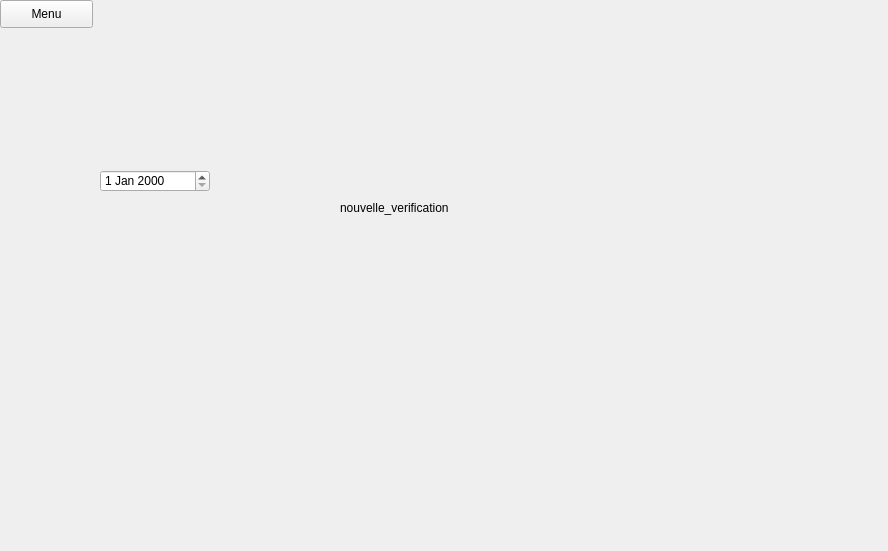
Old version of the form TDM.ui in the repository NATRIST-0/TorquemeterDriftMonitoring.
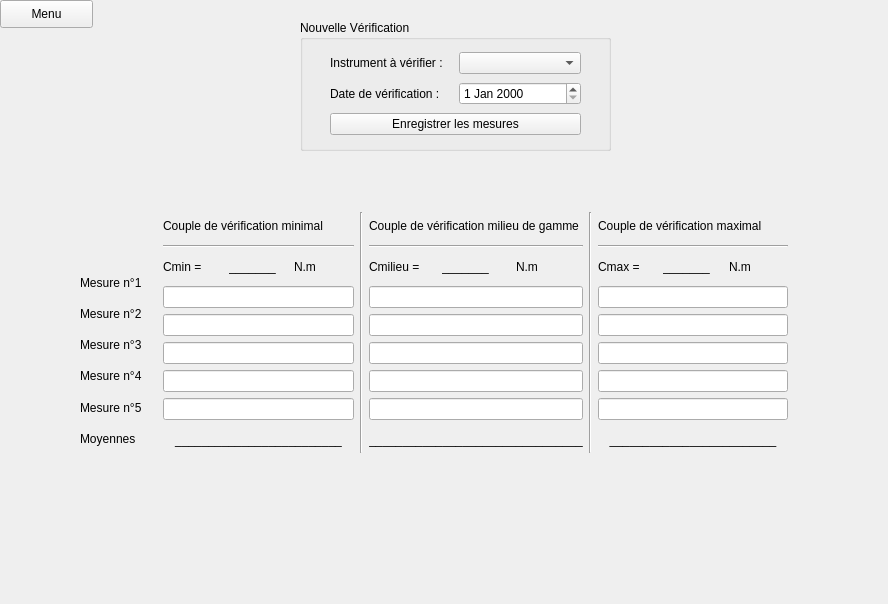
New version of the form. The open tabs and pages were chosen to show the change. Icons and pictures are not drawn. Custom widgets are drawn as their Qt base class.

What changed in the file:
```diff
--- a/TDM.ui
+++ b/TDM.ui
@@ -7,7 +7,7 @@
     <x>0</x>
     <y>0</y>
     <width>888</width>
-    <height>551</height>
+    <height>604</height>
    </rect>
   </property>
   <property name="windowTitle">
@@ -257,19 +257,6 @@
    </widget>
   </widget>
   <widget class="QWidget" name="page_nouvelle_verification">
-   <widget class="QLabel" name="label_4">
-    <property name="geometry">
-     <rect>
-      <x>340</x>
-      <y>200</y>
-      <width>261</width>
-      <height>16</height>
-     </rect>
-    </property>
-    <property name="text">
-     <string>nouvelle_verification</string>
-    </property>
-   </widget>
    <widget class="QPushButton" name="nouvelle_verification_menu">
     <property name="geometry">
      <rect>
@@ -283,15 +270,341 @@
      <string>Menu</string>
     </property>
    </widget>
-   <widget class="QDateEdit" name="dateEdit">
+   <widget class="QGroupBox" name="groupBox_3">
     <property name="geometry">
      <rect>
-      <x>100</x>
-      <y>170</y>
-      <width>110</width>
-      <height>22</height>
+      <x>300</x>
+      <y>20</y>
+      <width>311</width>
+      <height>131</height>
      </rect>
     </property>
+    <property name="title">
+     <string>Nouvelle Vérification</string>
+    </property>
+    <widget class="QWidget" name="">
+     <property name="geometry">
+      <rect>
+       <x>30</x>
+       <y>30</y>
+       <width>251</width>
+       <height>90</height>
+      </rect>
+     </property>
+     <layout class="QGridLayout" name="gridLayout">
+      <item row="0" column="0">
+       <widget class="QLabel" name="label_14">
+        <property name="text">
+         <string>Instrument à vérifier :</string>
+        </property>
+       </widget>
+      </item>
+      <item row="0" column="1">
+       <widget class="QComboBox" name="comboBox_instru_nv_verif"/>
+      </item>
+      <item row="1" column="0">
+       <widget class="QLabel" name="label_15">
+        <property name="text">
+         <string>Date de vérification :</string>
+        </property>
+       </widget>
+      </item>
+      <item row="1" column="1">
+       <widget class="QDateEdit" name="dateEdit_nv_verif"/>
+      </item>
+      <item row="2" column="0" colspan="2">
+       <widget class="QPushButton" name="pushButton_save_nv_verif">
+        <property name="text">
+         <string>Enregistrer les mesures</string>
+        </property>
+       </widget>
+      </item>
+     </layout>
+    </widget>
+   </widget>
+   <widget class="QWidget" name="">
+    <property name="geometry">
+     <rect>
+      <x>80</x>
+      <y>270</y>
+      <width>68</width>
+      <height>181</height>
+     </rect>
+    </property>
+    <layout class="QVBoxLayout" name="verticalLayout_7">
+     <item>
+      <widget class="QLabel" name="label_22">
+       <property name="text">
+        <string>Mesure n°1</string>
+       </property>
+      </widget>
+     </item>
+     <item>
+      <widget class="QLabel" name="label_23">
+       <property name="text">
+        <string>Mesure n°2</string>
+       </property>
+      </widget>
+     </item>
+     <item>
+      <widget class="QLabel" name="label_24">
+       <property name="text">
+        <string>Mesure n°3</string>
+       </property>
+      </widget>
+     </item>
+     <item>
+      <widget class="QLabel" name="label_25">
+       <property name="text">
+        <string>Mesure n°4</string>
+       </property>
+      </widget>
+     </item>
+     <item>
+      <widget class="QLabel" name="label_26">
+       <property name="text">
+        <string>Mesure n°5</string>
+       </property>
+      </widget>
+     </item>
+     <item>
+      <widget class="QLabel" name="label_27">
+       <property name="text">
+        <string>Moyennes</string>
+       </property>
+      </widget>
+     </item>
+    </layout>
+   </widget>
+   <widget class="QWidget" name="">
+    <property name="geometry">
+     <rect>
+      <x>163</x>
+      <y>212</y>
+      <width>625</width>
+      <height>241</height>
+     </rect>
+    </property>
+    <layout class="QHBoxLayout" name="horizontalLayout_4">
+     <item>
+      <layout class="QVBoxLayout" name="verticalLayout_3">
+       <item>
+        <widget class="QLabel" name="label_16">
+         <property name="text">
+          <string>Couple de vérification minimal</string>
+         </property>
+        </widget>
+       </item>
+       <item>
+        <widget class="Line" name="line_2">
+         <property name="orientation">
+          <enum>Qt::Horizontal</enum>
+         </property>
+        </widget>
+       </item>
+       <item>
+        <layout class="QHBoxLayout" name="horizontalLayout_3">
+         <item>
+          <widget class="QLabel" name="label_17">
+           <property name="text">
+            <string>Cmin = </string>
+           </property>
+          </widget>
+         </item>
+         <item>
+          <widget class="QLabel" name="label_Cmin">
+           <property name="text">
+            <string>_______</string>
+           </property>
+          </widget>
+         </item>
+         <item>
+          <widget class="QLabel" name="label_28">
+           <property name="text">
+            <string>N.m</string>
+           </property>
+          </widget>
+         </item>
+        </layout>
+       </item>
+       <item>
+        <widget class="QLineEdit" name="Cmin_1"/>
+       </item>
+       <item>
+        <widget class="QLineEdit" name="Cmin_2"/>
+       </item>
+       <item>
+        <widget class="QLineEdit" name="Cmin_3"/>
+       </item>
+       <item>
+        <widget class="QLineEdit" name="Cmin_4"/>
+       </item>
+       <item>
+        <widget class="QLineEdit" name="Cmin_5"/>
+       </item>
+       <item>
+        <widget class="QLabel" name="label_Cmin_moy">
+         <property name="text">
+          <string>_________________________</string>
+         </property>
+         <property name="alignment">
+          <set>Qt::AlignCenter</set>
+         </property>
+        </widget>
+       </item>
+      </layout>
+     </item>
+     <item>
+      <widget class="Line" name="line">
+       <property name="orientation">
+        <enum>Qt::Vertical</enum>
+       </property>
+      </widget>
+     </item>
+     <item>
+      <layout class="QVBoxLayout" name="verticalLayout_4">
+       <item>
+        <widget class="QLabel" name="label_19">
+         <property name="text">
+          <string>Couple de vérification milieu de gamme</string>
+         </property>
+        </widget>
+       </item>
+       <item>
+        <widget class="Line" name="line_3">
+         <property name="orientation">
+          <enum>Qt::Horizontal</enum>
+         </property>
+        </widget>
+       </item>
+       <item>
+        <layout class="QHBoxLayout" name="horizontalLayout_2">
+         <item>
+          <widget class="QLabel" name="label_21">
+           <property name="text">
+            <string>Cmilieu = </string>
+           </property>
+          </widget>
+         </item>
+         <item>
+          <widget class="QLabel" name="label_Cmilieu">
+           <property name="text">
+            <string>_______</string>
+           </property>
+          </widget>
+         </item>
+         <item>
+          <widget class="QLabel" name="label_31">
+           <property name="text">
+            <string>N.m</string>
+           </property>
+          </widget>
+         </item>
+        </layout>
+       </item>
+       <item>
+        <widget class="QLineEdit" name="Cmilieu_1"/>
+       </item>
+       <item>
+        <widget class="QLineEdit" name="Cmilieu_2"/>
+       </item>
+       <item>
+        <widget class="QLineEdit" name="Cmilieu_3"/>
+       </item>
+       <item>
+        <widget class="QLineEdit" name="Cmilieu_4"/>
+       </item>
+       <item>
+        <widget class="QLineEdit" name="Cmilieu_5"/>
+       </item>
+       <item>
+        <widget class="QLabel" name="label_Cmilieu_moy">
+         <property name="text">
+          <string>________________________________</string>
+         </property>
+         <property name="alignment">
+          <set>Qt::AlignCenter</set>
+         </property>
+        </widget>
+       </item>
+      </layout>
+     </item>
+     <item>
+      <widget class="Line" name="line_5">
+       <property name="orientation">
+        <enum>Qt::Vertical</enum>
+       </property>
+      </widget>
+     </item>
+     <item>
+      <layout class="QVBoxLayout" name="verticalLayout_5">
+       <item>
+        <widget class="QLabel" name="label_20">
+         <property name="text">
+          <string>Couple de vérification maximal</string>
+         </property>
+        </widget>
+       </item>
+       <item>
+        <widget class="Line" name="line_4">
+         <property name="orientation">
+          <enum>Qt::Horizontal</enum>
+         </property>
+        </widget>
+       </item>
+       <item>
+        <layout class="QHBoxLayout" name="horizontalLayout">
+         <item>
+          <widget class="QLabel" name="label_18">
+           <property name="text">
+            <string>Cmax = </string>
+           </property>
+          </widget>
+         </item>
+         <item>
+          <widget class="QLabel" name="label_Cmax">
+           <property name="text">
+            <string>_______</string>
+           </property>
+          </widget>
+         </item>
+         <item>
+          <widget class="QLabel" name="label_32">
+           <property name="text">
+            <string>N.m</string>
+           </property>
+          </widget>
+         </item>
+        </layout>
+       </item>
+       <item>
+        <widget class="QLineEdit" name="Cmax_1"/>
+       </item>
+       <item>
+        <widget class="QLineEdit" name="Cmax_2"/>
+       </item>
+       <item>
+        <widget class="QLineEdit" name="Cmax_3"/>
+       </item>
+       <item>
+        <widget class="QLineEdit" name="Cmax_4"/>
+       </item>
+       <item>
+        <widget class="QLineEdit" name="Cmax_5"/>
+       </item>
+       <item>
+        <widget class="QLabel" name="label_Cmax_moy">
+         <property name="text">
+          <string>_________________________</string>
+         </property>
+         <property name="alignment">
+          <set>Qt::AlignCenter</set>
+         </property>
+        </widget>
+       </item>
+      </layout>
+     </item>
+    </layout>
    </widget>
   </widget>
   <widget class="QWidget" name="page_archives">
```
Left out of the diff: 9 changed lines with no effect on the pictures.
